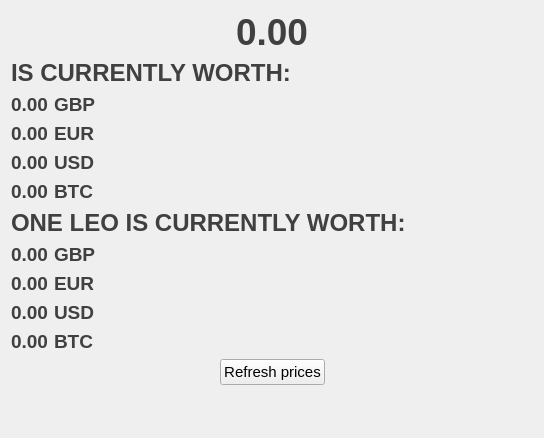
Qt form src/qt/forms/marketdata.ui (Leocoin-project/LEOcoin-Old) before a commit.
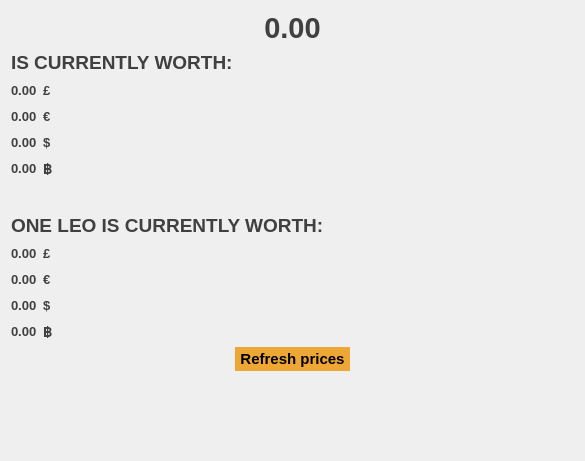
The same form after that commit.

Commit message: Added icon, changed layout

Patch:
```diff
--- a/src/qt/forms/marketdata.ui
+++ b/src/qt/forms/marketdata.ui
@@ -6,8 +6,8 @@
    <rect>
     <x>0</x>
     <y>0</y>
-    <width>544</width>
-    <height>438</height>
+    <width>585</width>
+    <height>461</height>
    </rect>
   </property>
   <property name="font">
@@ -46,7 +46,7 @@
          </property>
          <property name="font">
           <font>
-           <pointsize>28</pointsize>
+           <pointsize>22</pointsize>
            <weight>75</weight>
            <bold>true</bold>
           </font>
@@ -89,7 +89,7 @@
          </property>
          <property name="font">
           <font>
-           <pointsize>18</pointsize>
+           <pointsize>14</pointsize>
            <weight>75</weight>
            <bold>true</bold>
           </font>
@@ -126,7 +126,7 @@
         <widget class="QLabel" name="labelGBP">
          <property name="font">
           <font>
-           <pointsize>14</pointsize>
+           <pointsize>10</pointsize>
            <weight>75</weight>
            <bold>true</bold>
           </font>
@@ -143,7 +143,7 @@
         <widget class="QLabel" name="label_2">
          <property name="font">
           <font>
-           <pointsize>14</pointsize>
+           <pointsize>10</pointsize>
            <weight>75</weight>
            <bold>true</bold>
           </font>
@@ -152,7 +152,7 @@
           <string notr="true">color: rgb(65, 64, 65);</string>
          </property>
          <property name="text">
-          <string>GBP</string>
+          <string>£</string>
          </property>
         </widget>
        </item>
@@ -177,7 +177,7 @@
         <widget class="QLabel" name="labelEUR">
          <property name="font">
           <font>
-           <pointsize>14</pointsize>
+           <pointsize>10</pointsize>
            <weight>75</weight>
            <bold>true</bold>
           </font>
@@ -194,7 +194,7 @@
         <widget class="QLabel" name="label_3">
          <property name="font">
           <font>
-           <pointsize>14</pointsize>
+           <pointsize>10</pointsize>
            <weight>75</weight>
            <bold>true</bold>
           </font>
@@ -203,7 +203,7 @@
           <string notr="true">color: rgb(65, 64, 65);</string>
          </property>
          <property name="text">
-          <string>EUR</string>
+          <string>€</string>
          </property>
         </widget>
        </item>
@@ -228,7 +228,7 @@
         <widget class="QLabel" name="labelUSD">
          <property name="font">
           <font>
-           <pointsize>14</pointsize>
+           <pointsize>10</pointsize>
            <weight>75</weight>
            <bold>true</bold>
           </font>
@@ -245,7 +245,7 @@
         <widget class="QLabel" name="label">
          <property name="font">
           <font>
-           <pointsize>14</pointsize>
+           <pointsize>10</pointsize>
            <weight>75</weight>
            <bold>true</bold>
           </font>
@@ -254,7 +254,7 @@
           <string notr="true">color: rgb(65, 64, 65);</string>
          </property>
          <property name="text">
-          <string>USD</string>
+          <string>$</string>
          </property>
         </widget>
        </item>
@@ -279,7 +279,7 @@
         <widget class="QLabel" name="labelBTC">
          <property name="font">
           <font>
-           <pointsize>14</pointsize>
+           <pointsize>10</pointsize>
            <weight>75</weight>
            <bold>true</bold>
           </font>
@@ -296,7 +296,7 @@
         <widget class="QLabel" name="label_4">
          <property name="font">
           <font>
-           <pointsize>14</pointsize>
+           <pointsize>10</pointsize>
            <weight>75</weight>
            <bold>true</bold>
           </font>
@@ -305,7 +305,7 @@
           <string notr="true">color: rgb(65, 64, 65);</string>
          </property>
          <property name="text">
-          <string>BTC</string>
+          <string>฿</string>
          </property>
         </widget>
        </item>
@@ -324,11 +324,27 @@
        </item>
       </layout>
      </item>
+     <item>
+      <spacer name="verticalSpacer_2">
+       <property name="orientation">
+        <enum>Qt::Vertical</enum>
+       </property>
+       <property name="sizeType">
+        <enum>QSizePolicy::Fixed</enum>
+       </property>
+       <property name="sizeHint" stdset="0">
+        <size>
+         <width>20</width>
+         <height>30</height>
+        </size>
+       </property>
+      </spacer>
+     </item>
      <item>
       <widget class="QLabel" name="oneWorth">
        <property name="font">
         <font>
-         <pointsize>18</pointsize>
+         <pointsize>14</pointsize>
          <weight>75</weight>
          <bold>true</bold>
         </font>
@@ -347,7 +363,7 @@
         <widget class="QLabel" name="labelGBP1">
          <property name="font">
           <font>
-           <pointsize>14</pointsize>
+           <pointsize>10</pointsize>
            <weight>75</weight>
            <bold>true</bold>
           </font>
@@ -364,7 +380,7 @@
         <widget class="QLabel" name="label_5">
          <property name="font">
           <font>
-           <pointsize>14</pointsize>
+           <pointsize>10</pointsize>
            <weight>75</weight>
            <bold>true</bold>
           </font>
@@ -373,7 +389,7 @@
           <string notr="true">color: rgb(65, 64, 65);</string>
          </property>
          <property name="text">
-          <string>GBP</string>
+          <string>£</string>
          </property>
         </widget>
        </item>
@@ -398,7 +414,7 @@
         <widget class="QLabel" name="labelEUR1">
          <property name="font">
           <font>
-           <pointsize>14</pointsize>
+           <pointsize>10</pointsize>
            <weight>75</weight>
            <bold>true</bold>
           </font>
@@ -415,7 +431,7 @@
         <widget class="QLabel" name="label_6">
          <property name="font">
           <font>
-           <pointsize>14</pointsize>
+           <pointsize>10</pointsize>
            <weight>75</weight>
            <bold>true</bold>
           </font>
@@ -424,7 +440,7 @@
           <string notr="true">color: rgb(65, 64, 65);</string>
          </property>
          <property name="text">
-          <string>EUR</string>
+          <string>€</string>
          </property>
         </widget>
        </item>
@@ -449,7 +465,7 @@
         <widget class="QLabel" name="labelUSD1">
          <property name="font">
           <font>
-           <pointsize>14</pointsize>
+           <pointsize>10</pointsize>
            <weight>75</weight>
            <bold>true</bold>
           </font>
@@ -466,7 +482,7 @@
         <widget class="QLabel" name="label_8">
          <property name="font">
           <font>
-           <pointsize>14</pointsize>
+           <pointsize>10</pointsize>
            <weight>75</weight>
            <bold>true</bold>
           </font>
@@ -475,7 +491,7 @@
           <string notr="true">color: rgb(65, 64, 65);</string>
          </property>
          <property name="text">
-          <string>USD</string>
+          <string>$</string>
          </property>
         </widget>
        </item>
@@ -500,7 +516,7 @@
         <widget class="QLabel" name="labelBTC1">
          <property name="font">
           <font>
-           <pointsize>14</pointsize>
+           <pointsize>10</pointsize>
            <weight>75</weight>
            <bold>true</bold>
           </font>
@@ -517,7 +533,7 @@
         <widget class="QLabel" name="label_7">
          <property name="font">
           <font>
-           <pointsize>14</pointsize>
+           <pointsize>10</pointsize>
            <weight>75</weight>
            <bold>true</bold>
           </font>
@@ -526,7 +542,7 @@
           <string notr="true">color: rgb(65, 64, 65);</string>
          </property>
          <property name="text">
-          <string>BTC</string>
+          <string>฿</string>
          </property>
         </widget>
        </item>
@@ -562,6 +578,15 @@
        </item>
        <item>
         <widget class="QPushButton" name="refreshButton">
+         <property name="font">
+          <font>
+           <weight>75</weight>
+           <bold>true</bold>
+          </font>
+         </property>
+         <property name="styleSheet">
+          <string notr="true">color: black; background-color: #eea734; border: none; text-align: center; min-height: 24px; padding: 0 5 0 5px;</string>
+         </property>
          <property name="text">
           <string>Refresh prices</string>
          </property>
```
The commit also changes 5 other files.
